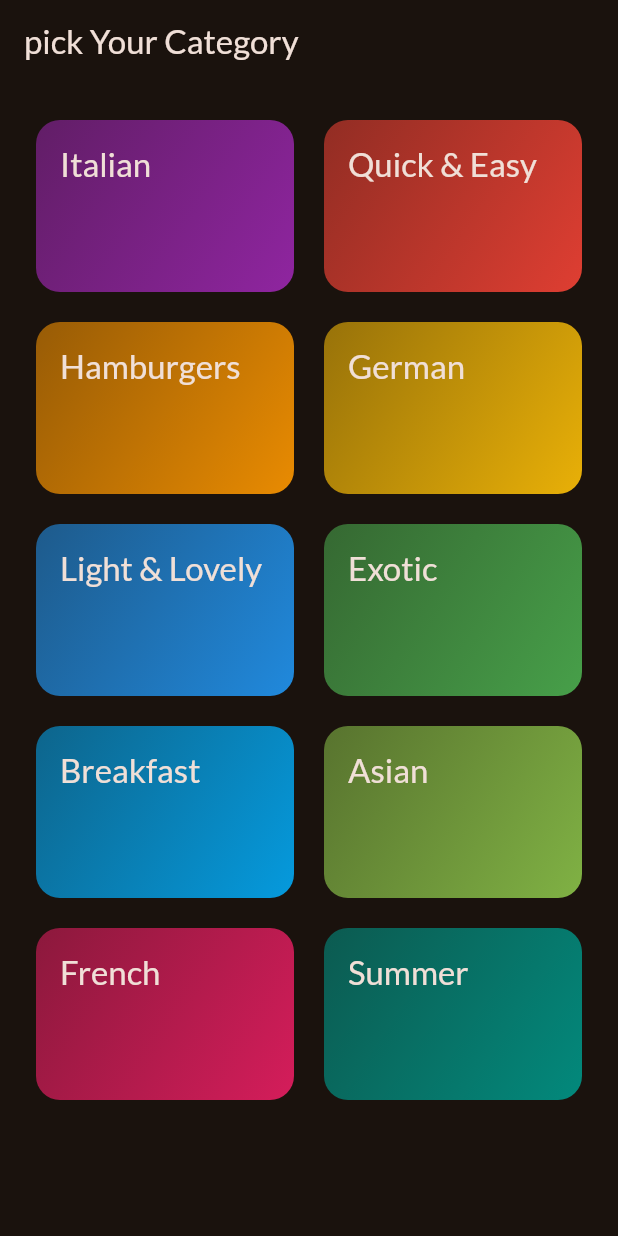
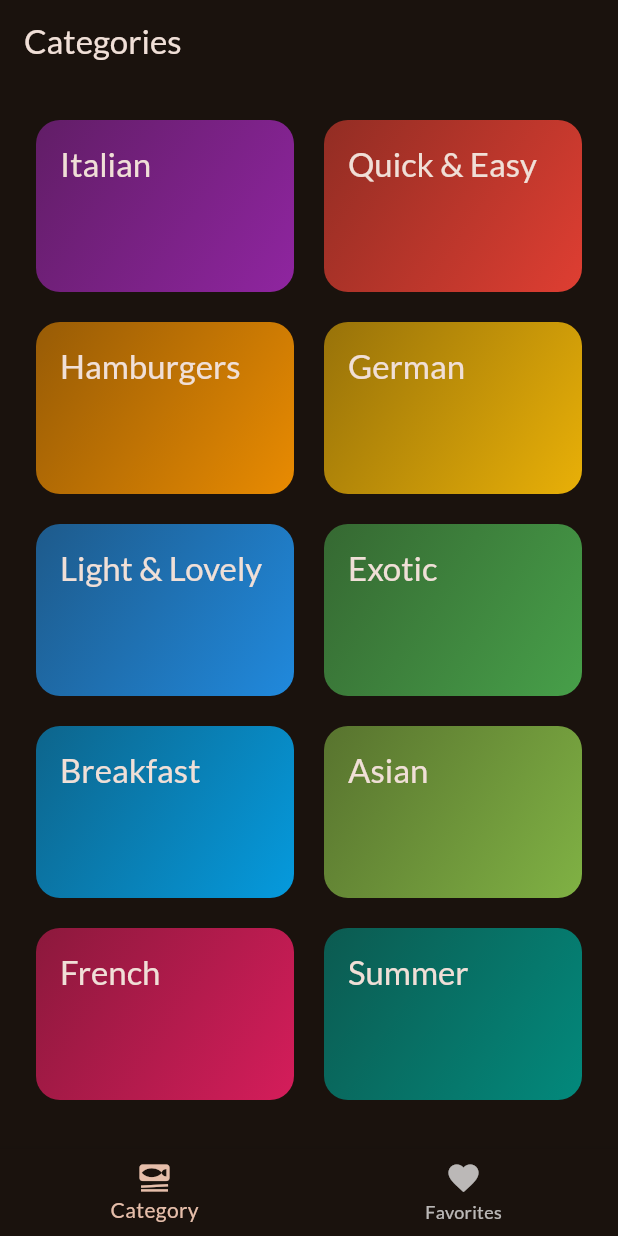
Before and after one commit to Selvababu93/mealsApp, a Flutter app: the screen it shows after launch, on a phone screen of 412 x 824 dp. Run offline on Flutter 3.47's test engine with Material 3 defaults, Android fonts, the phone set to English and light mode, and no system bars; our stand-ins replace google_fonts, transparent_image.

Commit message:
added tab based navigation

```diff
--- a/lib/main.dart
+++ b/lib/main.dart
@@ -1,7 +1,6 @@
 import 'package:flutter/material.dart';
 import 'package:google_fonts/google_fonts.dart';
-
-import 'package:meals_app/screens/categories.dart';
+import 'package:meals_app/screens/tabs.dart';
 
 void main() {
   runApp(const App());
@@ -21,10 +20,6 @@ class App extends StatelessWidget {
 
   @override
   Widget build(context) {
-    return MaterialApp(
-      debugShowCheckedModeBanner: false,
-      theme: theme,
-      home: const CategoryScreen(),
-    );
+    return MaterialApp(debugShowCheckedModeBanner: false, theme: theme, home: const TabsScreen());
   }
 }
--- a/lib/screens/categories.dart
+++ b/lib/screens/categories.dart
@@ -24,9 +24,7 @@ class CategoryScreen extends StatelessWidget {
 
   @override
   Widget build(context) {
-    return Scaffold(
-      appBar: AppBar(title: const Text("pick Your Category")),
-      body: GridView(
+    return GridView(
       padding: const EdgeInsets.all(24),
       gridDelegate: const SliverGridDelegateWithFixedCrossAxisCount(
         crossAxisCount: 2,
@@ -45,7 +43,6 @@ class CategoryScreen extends StatelessWidget {
             },
           ),
       ],
-      ),
     );
   }
 }
--- /dev/null
+++ b/lib/screens/tabs.dart
@@ -0,0 +1,43 @@
+import 'package:flutter/material.dart';
+import 'package:meals_app/screens/categories.dart';
+import 'package:meals_app/screens/meals.dart';
+
+class TabsScreen extends StatefulWidget {
+  const TabsScreen({super.key});
+  @override
+  State<TabsScreen> createState() => _TabsScreenState();
+}
+
+class _TabsScreenState extends State<TabsScreen> {
+  int _selectedPageIndex = 0;
+
+  void _selectPage(int index) {
+    setState(() {
+      _selectedPageIndex = index;
+    });
+  }
+
+  @override
+  Widget build(context) {
+    Widget activePage = const CategoryScreen();
+    var activePageTitle = 'Categories';
+
+    if (_selectedPageIndex == 1) {
+      activePage = const MealsScreen(meals: []);
+      activePageTitle = "Your Favorites";
+    }
+    return Scaffold(
+      appBar: AppBar(title: Text(activePageTitle)),
+      body: activePage,
+      bottomNavigationBar: BottomNavigationBar(
+        onTap: _selectPage,
+        // currentIndex will show active selected tabs
+        currentIndex: _selectedPageIndex,
+        items: const [
+          BottomNavigationBarItem(icon: Icon(Icons.set_meal), label: 'Category'),
+          BottomNavigationBarItem(icon: Icon(Icons.favorite), label: 'Favorites'),
+        ],
+      ),
+    );
+  }
+}
```
Also changed, not shown: lib/screens/meal_details.dart (+45 -1 lines), lib/screens/meals.dart (+6 -3 lines). Lines whose indentation alone changed are shown as unchanged.
